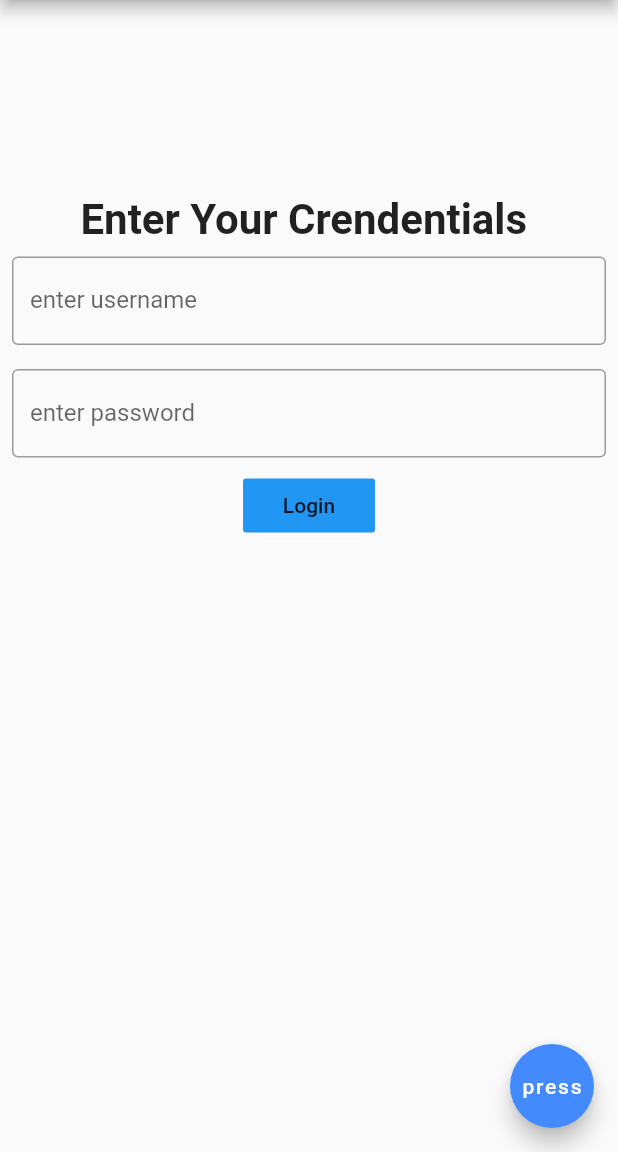
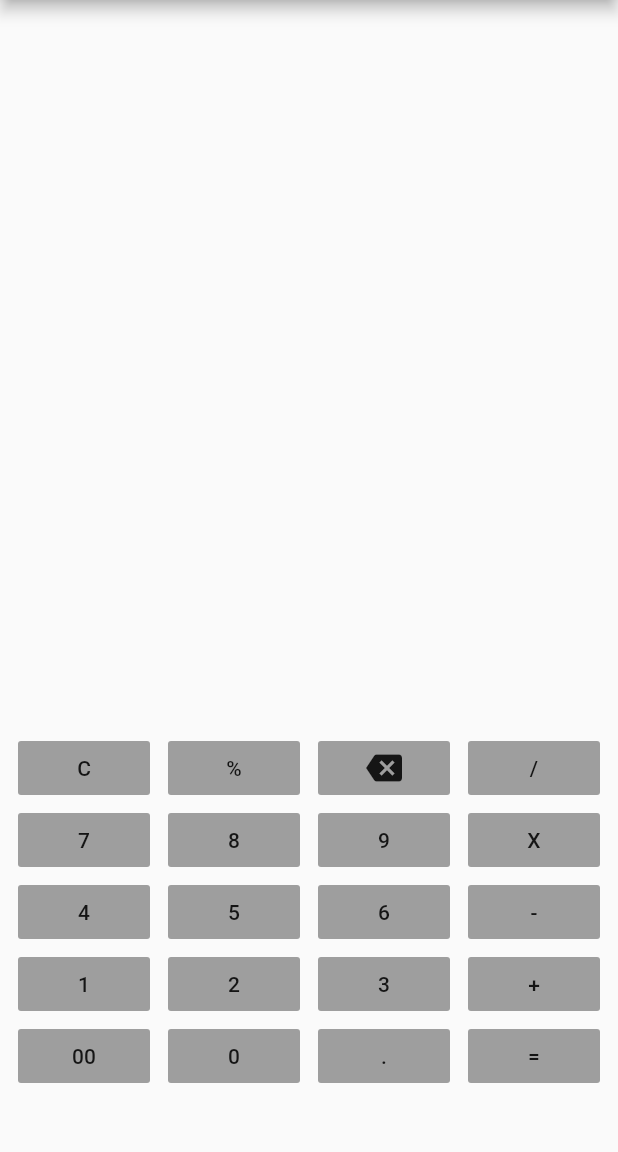
Before and after one commit to vipuljain96/flutterbootcamp, a Flutter app: the screen it shows after launch, on a phone screen of 412 x 824 dp, the part 84-1236 px from its top. Run offline on Flutter 3.47's test engine with Material 2 defaults, Android fonts, the phone set to English and light mode, and no system bars.

Commit message:
Calculator

```diff
--- /dev/null
+++ b/flutterbootcamp/lib/calculator.dart
@@ -0,0 +1,71 @@
+import 'package:flutter/material.dart';
+import 'package:flutterbootcamp/main.dart';
+
+class Calculator extends StatelessWidget {
+  const Calculator({Key? key}) : super(key: key);
+
+  @override
+  Widget build(BuildContext context) {
+    return Scaffold(
+      appBar: AppBar(
+        title: Text(
+          'Flutter Bootcamp',
+          style: TextStyle(
+            fontSize: 20.0,
+            //letterSpacing: 2.0,
+            // color: Colors.red,
+          ),
+        ),
+        centerTitle: true,
+      ),
+      body: Container(
+          child: Column(
+            mainAxisAlignment: MainAxisAlignment.end,
+        children: [
+          Row(
+            mainAxisAlignment: MainAxisAlignment.spaceEvenly,
+            children: [
+              FlatButton(onPressed: () {}, child: Text("C"),color: Colors.grey,),
+              FlatButton(onPressed: () {}, child: Text("%"),color: Colors.grey,),
+              FlatButton(onPressed: () {}, child: Icon(Icons.backspace),color: Colors.grey,),
+              FlatButton(onPressed: () {}, child: Text("/"),color: Colors.grey,),
+            ],
+          ),
+          Row(mainAxisAlignment: MainAxisAlignment.spaceEvenly,
+            children: [
+              FlatButton(onPressed: () {}, child: Text("7"),color: Colors.grey),
+              FlatButton(onPressed: () {}, child: Text("8"),color: Colors.grey),
+              FlatButton(onPressed: () {}, child: Text("9"),color: Colors.grey),
+              FlatButton(onPressed: () {}, child: Text("X"),color: Colors.grey),
+            ],
+          ),
+          Row(mainAxisAlignment: MainAxisAlignment.spaceEvenly,
+            children: [
+              FlatButton(onPressed: () {}, child: Text("4"),color: Colors.grey),
+              FlatButton(onPressed: () {}, child: Text("5"),color: Colors.grey),
+              FlatButton(onPressed: () {}, child: Text("6"),color: Colors.grey),
+              FlatButton(onPressed: () {}, child: Text("-"),color: Colors.grey),
+            ],
+          ),
+          Row(mainAxisAlignment: MainAxisAlignment.spaceEvenly,
+            children: [
+              FlatButton(onPressed: () {}, child: Text("1"),color: Colors.grey),
+              FlatButton(onPressed: () {}, child: Text("2"),color: Colors.grey),
+              FlatButton(onPressed: () {}, child: Text("3"),color: Colors.grey),
+              FlatButton(onPressed: () {}, child: Text("+"),color: Colors.grey),
+            ],
+          ),
+          Row(mainAxisAlignment: MainAxisAlignment.spaceEvenly,
+            children: [
+              FlatButton(onPressed: () {}, child: Text("00"),color: Colors.grey),
+              FlatButton(onPressed: () {}, child: Text("0"),color: Colors.grey),
+              FlatButton(onPressed: () {}, child: Text("."),color: Colors.grey),
+              FlatButton(onPressed: () {}, child: Text("="),color: Colors.grey),
+            ],
+          ),
+          SizedBox(height:40)
+        ],
+      )),
+    );
+  }
+}
--- a/flutterbootcamp/lib/main.dart
+++ b/flutterbootcamp/lib/main.dart
@@ -1,7 +1,8 @@
 import 'package:flutter/material.dart';
+import 'package:flutterbootcamp/calculator.dart';
 
 void main() {
-  runApp(MaterialApp(home:MyApp()));
+  runApp(MaterialApp(home:Calculator()));
 }
 class MyApp extends StatelessWidget {
   const MyApp({Key? key}) : super(key: key);
```
